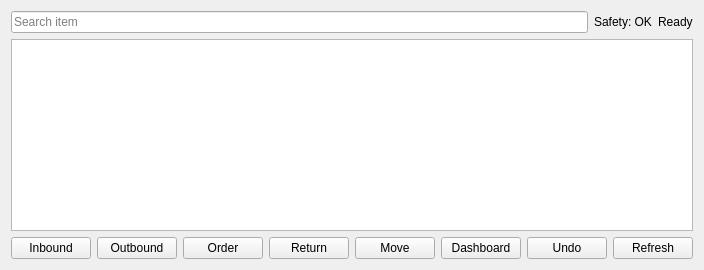
Old version of the form src/ui/mainwindow.ui in the repository Hyunseung-Nam/Micro_ERP.
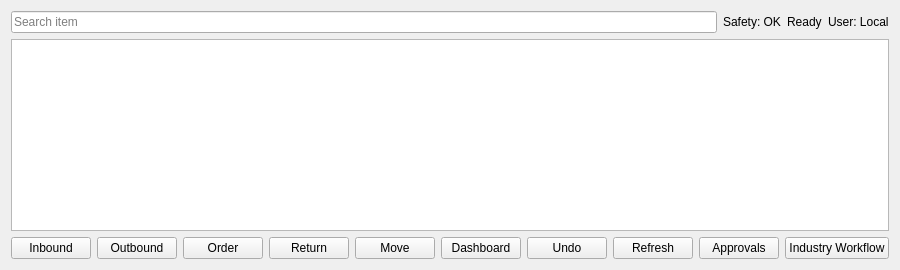
New version of the form.

Commit message: Implement API-first ERP workflows, RBAC approvals, and ops web console

Diff of the .ui file:
```diff
--- a/src/ui/mainwindow.ui
+++ b/src/ui/mainwindow.ui
@@ -26,6 +26,13 @@
        </property>
       </widget>
      </item>
+     <item>
+      <widget class="QLabel" name="userInfoLabel">
+       <property name="text">
+        <string>User: Local</string>
+       </property>
+      </widget>
+     </item>
     </layout>
    </item>
    <item>
@@ -89,6 +96,20 @@
        </property>
       </widget>
      </item>
+     <item row="0" column="8">
+      <widget class="QPushButton" name="approvalButton">
+       <property name="text">
+        <string>Approvals</string>
+       </property>
+      </widget>
+     </item>
+     <item row="0" column="9">
+      <widget class="QPushButton" name="workflowButton">
+       <property name="text">
+        <string>Industry Workflow</string>
+       </property>
+      </widget>
+     </item>
     </layout>
    </item>
   </layout>
```
The commit also changes 45 other files.
